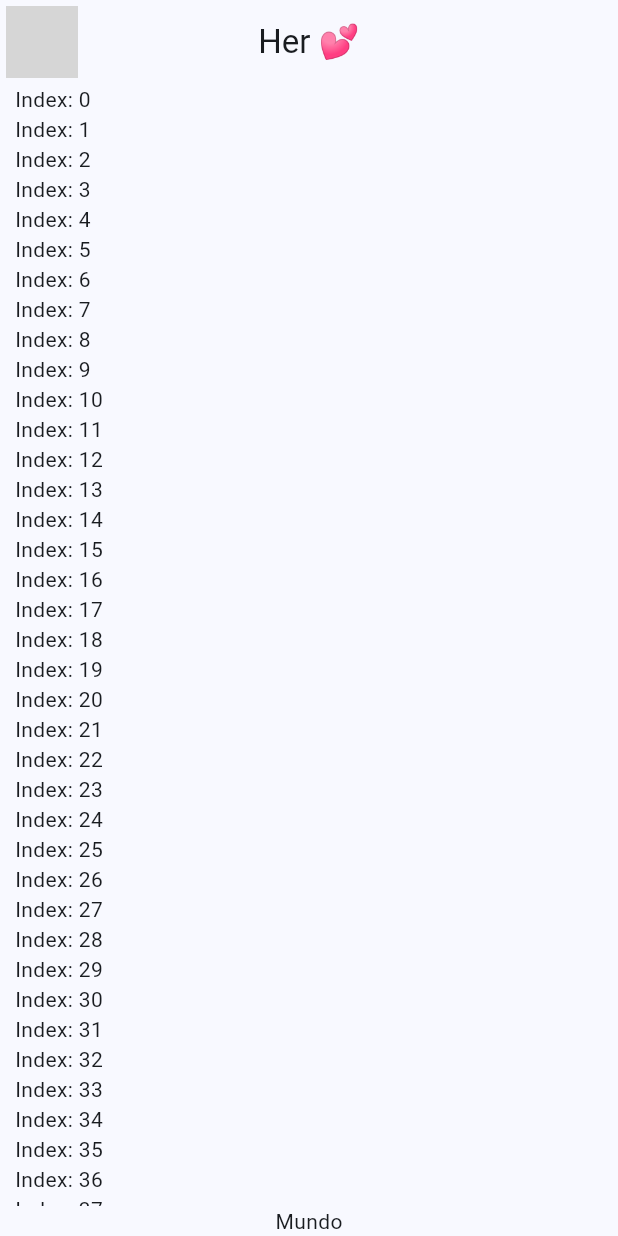
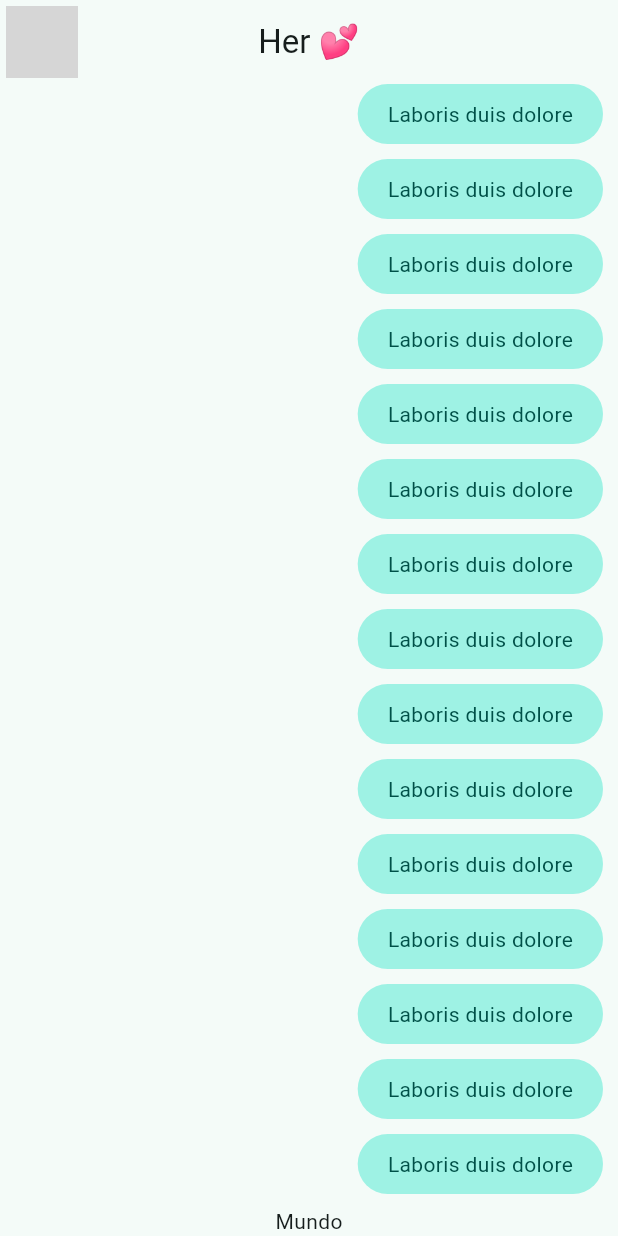
Before and after one commit to eacardenase/flutter-yes-no, a Flutter app: the screen it shows after launch, on a phone screen of 412 x 824 dp. Run offline on Flutter 3.47's test engine with Material 3 defaults, Android fonts, the phone set to English and light mode, and no system bars; network calls fail; grey boxes are pictures that could not be loaded.

Commit message:
feat: add my message widget

```diff
--- a/lib/main.dart
+++ b/lib/main.dart
@@ -1,7 +1,7 @@
 import 'package:flutter/material.dart';
 
 import 'package:yes_no/config/theme/app_theme.dart';
-import 'package:yes_no/presentation/chat/screens/chat_screens.dart';
+import 'package:yes_no/presentation/screens/chat/chat_screens.dart';
 
 void main() {
   runApp(
@@ -17,7 +17,7 @@ class App extends StatelessWidget {
     return MaterialApp(
       title: 'Yes or No',
       debugShowCheckedModeBanner: false,
-      theme: AppTheme(selectedColor: 1).theme(),
+      theme: AppTheme(selectedColor: 2).theme(),
       home: const ChatScreen(),
     );
   }
--- a/lib/presentation/chat/screens/chat_screens.dart
+++ b/lib/presentation/screens/chat/chat_screens.dart
@@ -1,6 +1,6 @@
 import 'package:flutter/material.dart';
 
-import 'package:yes_no/presentation/chat/widgets/chat_view.dart';
+import 'package:yes_no/presentation/widgets/chat/chat_view.dart';
 
 class ChatScreen extends StatelessWidget {
   const ChatScreen({super.key});
--- a/lib/presentation/chat/widgets/chat_view.dart
+++ b/lib/presentation/widgets/chat/chat_view.dart
@@ -1,4 +1,5 @@
 import 'package:flutter/material.dart';
+import 'package:yes_no/presentation/widgets/chat/my_message_bubble.dart';
 
 class ChatView extends StatelessWidget {
   const ChatView({
@@ -16,7 +17,7 @@ class ChatView extends StatelessWidget {
               child: ListView.builder(
                 itemCount: 100,
                 itemBuilder: (context, index) {
-                  return Text('Index: $index');
+                  return const MyMessageBubble();
                 },
               ),
             ),
--- /dev/null
+++ b/lib/presentation/widgets/chat/my_message_bubble.dart
@@ -0,0 +1,30 @@
+import 'package:flutter/material.dart';
+
+class MyMessageBubble extends StatelessWidget {
+  const MyMessageBubble({super.key});
+
+  @override
+  Widget build(BuildContext context) {
+    final colors = Theme.of(context).colorScheme;
+
+    return Column(
+      crossAxisAlignment: CrossAxisAlignment.end,
+      children: [
+        Container(
+          padding: const EdgeInsets.symmetric(horizontal: 20, vertical: 10),
+          margin: const EdgeInsets.only(bottom: 10),
+          decoration: BoxDecoration(
+            color: colors.primaryContainer,
+            borderRadius: BorderRadius.circular(20),
+          ),
+          child: Text(
+            'Laboris duis dolore',
+            style: TextStyle(
+              color: colors.onPrimaryContainer,
+            ),
+          ),
+        )
+      ],
+    );
+  }
+}
```
